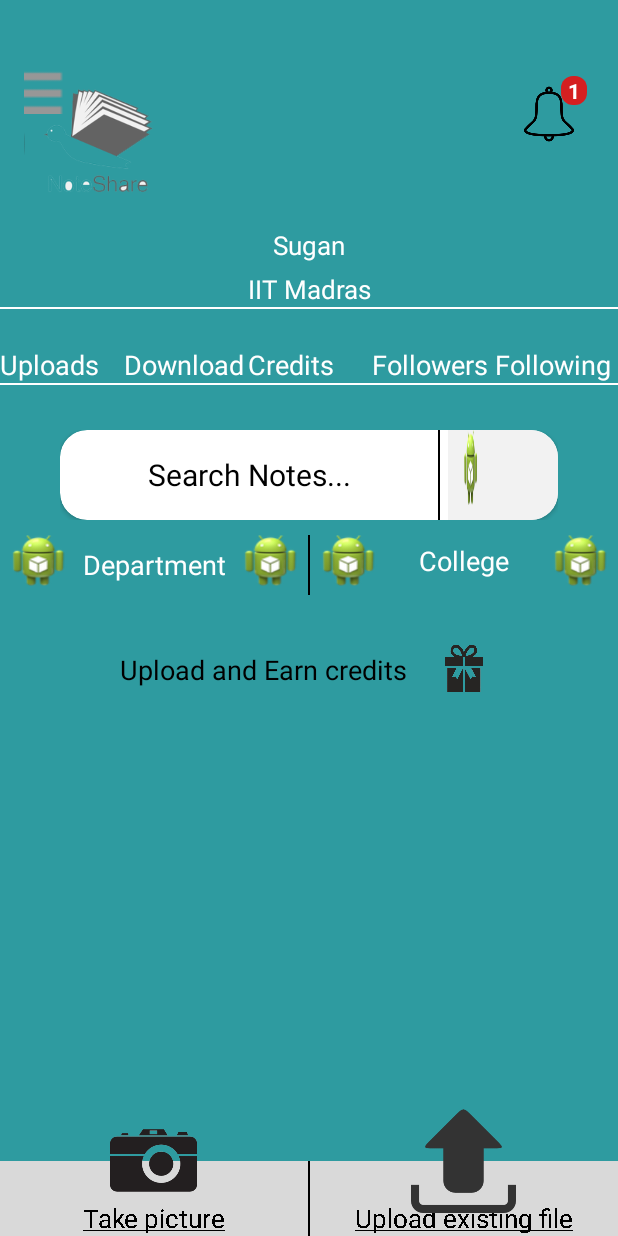
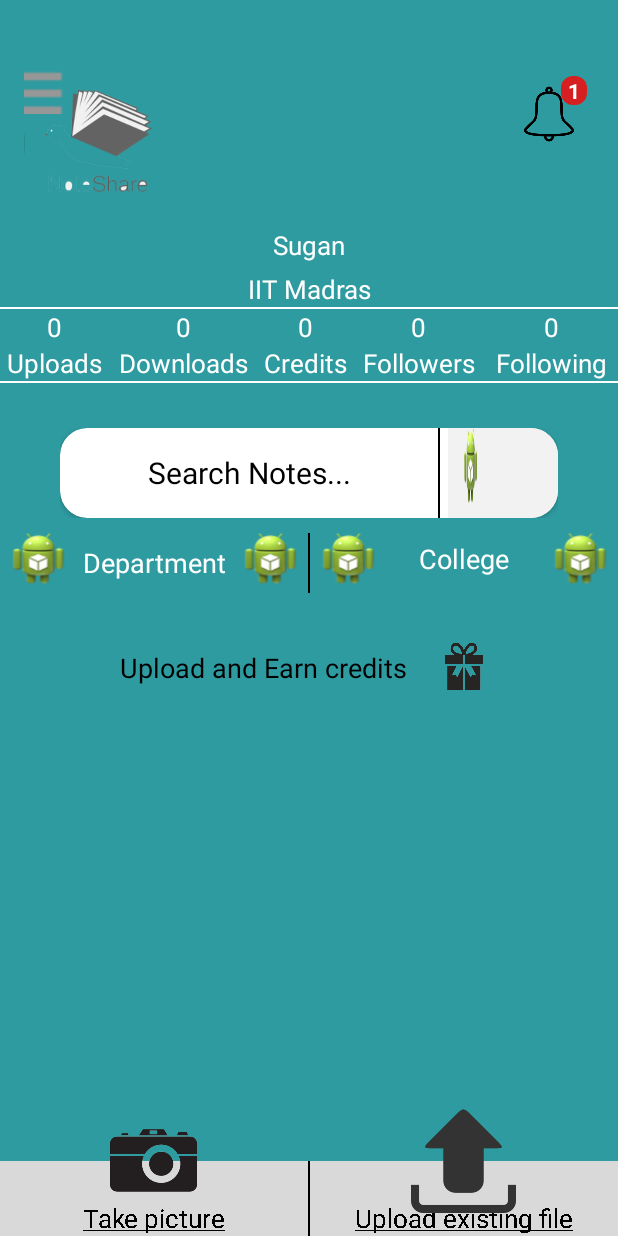
Before and after one commit to SuganPrabu96/Noteshare, an Android app: the screen it shows after launch (MainActivity), on a phone screen of 412 x 824 dp. Run offline under Robolectric (Android 15) with nearby library versions, the phone set to English and light mode, and no system bars; our stand-ins replace CircleImageView; libraries missing offline, so code that uses them is left out: com.facebook.widget; plain views replace ProfilePictureView; 3 statements that could not run were skipped.

Commit message:
Changed weights to adjust visibility of uploads, downloads, credits etc

```diff
--- a/app/src/main/res/layout/fragment_my_profile.xml
+++ b/app/src/main/res/layout/fragment_my_profile.xml
@@ -97,14 +97,16 @@
             android:layout_width="match_parent"
             android:layout_height="wrap_content"
             android:orientation="vertical"
-            android:layout_weight="1">
+            android:layout_gravity="center_horizontal"
+            android:layout_weight="1.03">
 
             <TextView
                 android:layout_width="match_parent"
                 android:layout_height="wrap_content"
-                android:text=""
-                android:textSize="18sp"
+                android:text="0"
+                android:textSize="17sp"
                 android:textColor="#fff"
+                android:gravity="center"
                 android:lines="1"
                 android:id="@+id/my_page_uploads_count"/>
 
@@ -112,8 +114,9 @@
                 android:layout_width="match_parent"
                 android:layout_height="wrap_content"
                 android:text="Uploads"
+                android:gravity="center"
                 android:lines="1"
-                android:textSize="18sp"
+                android:textSize="17sp"
                 android:textColor="#fff"/>
 
         </LinearLayout>
@@ -122,14 +125,15 @@
             android:layout_width="match_parent"
             android:layout_height="wrap_content"
             android:orientation="vertical"
-            android:layout_weight="1">
+            android:layout_weight="0.95">
 
             <TextView
                 android:layout_width="match_parent"
                 android:layout_height="wrap_content"
-                android:text=""
-                android:textSize="18sp"
+                android:text="0"
+                android:textSize="17sp"
                 android:lines="1"
+                android:gravity="center"
                 android:textColor="#fff"
                 android:id="@+id/my_page_downloads_count"/>
 
@@ -138,7 +142,8 @@
                 android:layout_height="wrap_content"
                 android:text="Downloads"
                 android:lines="1"
-                android:textSize="18sp"
+                android:gravity="center"
+                android:textSize="17sp"
                 android:textColor="#fff"/>
 
         </LinearLayout>
@@ -147,14 +152,15 @@
             android:layout_width="match_parent"
             android:layout_height="wrap_content"
             android:orientation="vertical"
-            android:layout_weight="1">
+            android:layout_weight="1.06">
 
             <TextView
                 android:layout_width="match_parent"
                 android:layout_height="wrap_content"
-                android:text=""
-                android:textSize="18sp"
+                android:text="0"
+                android:textSize="17sp"
                 android:lines="1"
+                android:gravity="center"
                 android:textColor="#fff"
                 android:id="@+id/my_page_credits_count"/>
 
@@ -162,7 +168,8 @@
                 android:layout_width="match_parent"
                 android:layout_height="wrap_content"
                 android:text="Credits"
-                android:textSize="18sp"
+                android:textSize="17sp"
+                android:gravity="center"
                 android:lines="1"
                 android:textColor="#fff"/>
 
@@ -172,14 +179,15 @@
             android:layout_width="match_parent"
             android:layout_height="wrap_content"
             android:orientation="vertical"
-            android:layout_weight="1">
+            android:layout_weight="0.98">
 
             <TextView
                 android:layout_width="match_parent"
                 android:layout_height="wrap_content"
-                android:text=""
-                android:textSize="18sp"
+                android:text="0"
+                android:textSize="17sp"
                 android:textColor="#fff"
+                android:gravity="center"
                 android:lines="1"
                 android:id="@+id/my_page_followers_count"/>
 
@@ -187,7 +195,8 @@
                 android:layout_width="match_parent"
                 android:layout_height="wrap_content"
                 android:text="Followers"
-                android:textSize="18sp"
+                android:textSize="17sp"
+                android:gravity="center"
                 android:lines="1"
                 android:textColor="#fff"/>
 
@@ -197,14 +206,15 @@
             android:layout_width="match_parent"
             android:layout_height="wrap_content"
             android:orientation="vertical"
-            android:layout_weight="1">
+            android:layout_weight="0.98">
 
             <TextView
                 android:layout_width="match_parent"
                 android:layout_height="wrap_content"
-                android:text=""
-                android:textSize="18sp"
+                android:text="0"
+                android:textSize="17sp"
                 android:textColor="#fff"
+                android:gravity="center"
                 android:lines="1"
                 android:id="@+id/my_page_following_count"/>
 
@@ -212,7 +222,8 @@
                 android:layout_width="match_parent"
                 android:layout_height="wrap_content"
                 android:text="Following"
-                android:textSize="18sp"
+                android:textSize="17sp"
+                android:gravity="center"
                 android:lines="1"
                 android:textColor="#fff"/>
 
```
